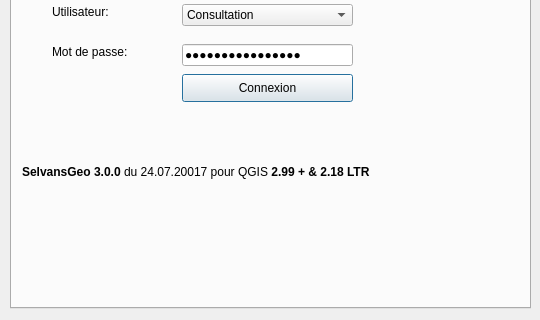
Qt form ui_selvansgeo.ui (sitn/SelvansGeo) before a commit; both pictures show x 0 to 540 and y 282 to 602 of the 540 by 602 pixel window.
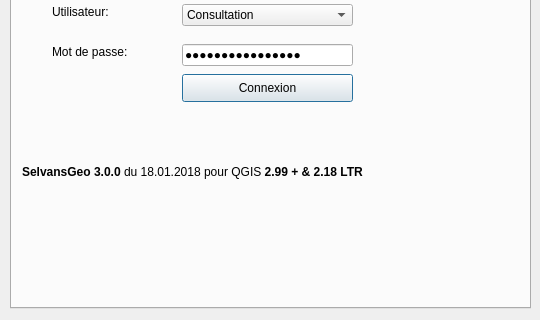
The same form after that commit.

The edit to the form file:
```diff
--- a/ui_selvansgeo.ui
+++ b/ui_selvansgeo.ui
@@ -286,7 +286,7 @@
          </rect>
         </property>
         <property name="text">
-         <string>&lt;html&gt;&lt;head/&gt;&lt;body&gt;&lt;p&gt;&lt;span style=&quot; font-weight:600;&quot;&gt;SelvansGeo 3.0.0&lt;/span&gt; du 24.07.20017 pour QGIS &lt;span style=&quot; font-weight:600;&quot;&gt;2.99 + &amp;amp; 2.18 LTR&lt;/span&gt;&lt;/p&gt;&lt;/body&gt;&lt;/html&gt;</string>
+         <string>&lt;html&gt;&lt;head/&gt;&lt;body&gt;&lt;p&gt;&lt;span style=&quot; font-weight:600;&quot;&gt;SelvansGeo 3.0.0&lt;/span&gt; du 18.01.2018 pour QGIS &lt;span style=&quot; font-weight:600;&quot;&gt;2.99 + &amp;amp; 2.18 LTR&lt;/span&gt;&lt;/p&gt;&lt;/body&gt;&lt;/html&gt;</string>
         </property>
        </widget>
       </widget>
```
